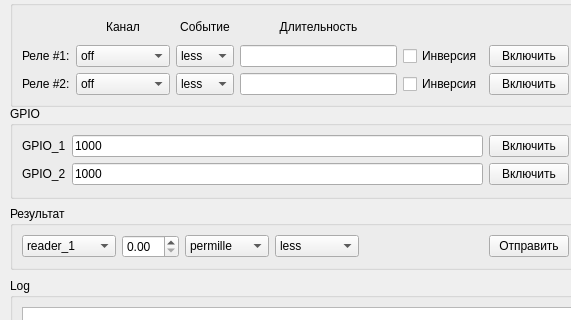
Old version of the form src/mainwindow.ui in the repository flownder/af-wiegand_sender; both pictures show x 0 to 571 and y 372 to 692 of the 1171 by 895 pixel window.
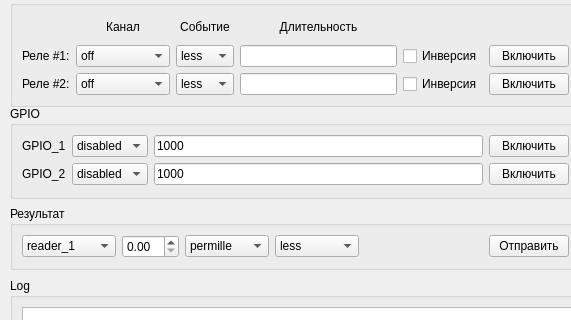
New version of the form.

Commit message: добавлены каналы gpio

Patch:
```diff
--- a/src/mainwindow.ui
+++ b/src/mainwindow.ui
@@ -817,6 +817,20 @@
      <string>GPIO</string>
     </property>
     <layout class="QGridLayout" name="gridLayout_9">
+     <item row="0" column="2">
+      <widget class="QLineEdit" name="gpio_1_duration">
+       <property name="text">
+        <string>1000</string>
+       </property>
+      </widget>
+     </item>
+     <item row="1" column="2">
+      <widget class="QLineEdit" name="gpio_2_duration">
+       <property name="text">
+        <string>1000</string>
+       </property>
+      </widget>
+     </item>
      <item row="0" column="0">
       <widget class="QLabel" name="label_15">
        <property name="text">
@@ -824,14 +838,7 @@
        </property>
       </widget>
      </item>
-     <item row="0" column="1">
-      <widget class="QLineEdit" name="gpio_1_duration">
-       <property name="text">
-        <string>1000</string>
-       </property>
-      </widget>
-     </item>
-     <item row="0" column="2">
+     <item row="0" column="3">
       <widget class="QPushButton" name="pushGPIO_1">
        <property name="text">
         <string>Включить</string>
@@ -845,20 +852,51 @@
        </property>
       </widget>
      </item>
-     <item row="1" column="1">
-      <widget class="QLineEdit" name="gpio_2_duration">
-       <property name="text">
-        <string>1000</string>
-       </property>
-      </widget>
-     </item>
-     <item row="1" column="2">
+     <item row="1" column="3">
       <widget class="QPushButton" name="pushGPIO_2">
        <property name="text">
         <string>Включить</string>
        </property>
       </widget>
      </item>
+     <item row="0" column="1">
+      <widget class="QComboBox" name="sGpio_1_mode">
+       <item>
+        <property name="text">
+         <string>disabled</string>
+        </property>
+       </item>
+       <item>
+        <property name="text">
+         <string>impulse</string>
+        </property>
+       </item>
+       <item>
+        <property name="text">
+         <string>potential</string>
+        </property>
+       </item>
+      </widget>
+     </item>
+     <item row="1" column="1">
+      <widget class="QComboBox" name="sGpio_2_mode">
+       <item>
+        <property name="text">
+         <string>disabled</string>
+        </property>
+       </item>
+       <item>
+        <property name="text">
+         <string>impulse</string>
+        </property>
+       </item>
+       <item>
+        <property name="text">
+         <string>potential</string>
+        </property>
+       </item>
+      </widget>
+     </item>
     </layout>
    </widget>
   </widget>
```
Left out of the diff: 2 changed lines with no effect on the pictures. The commit also changes 1 other file.
